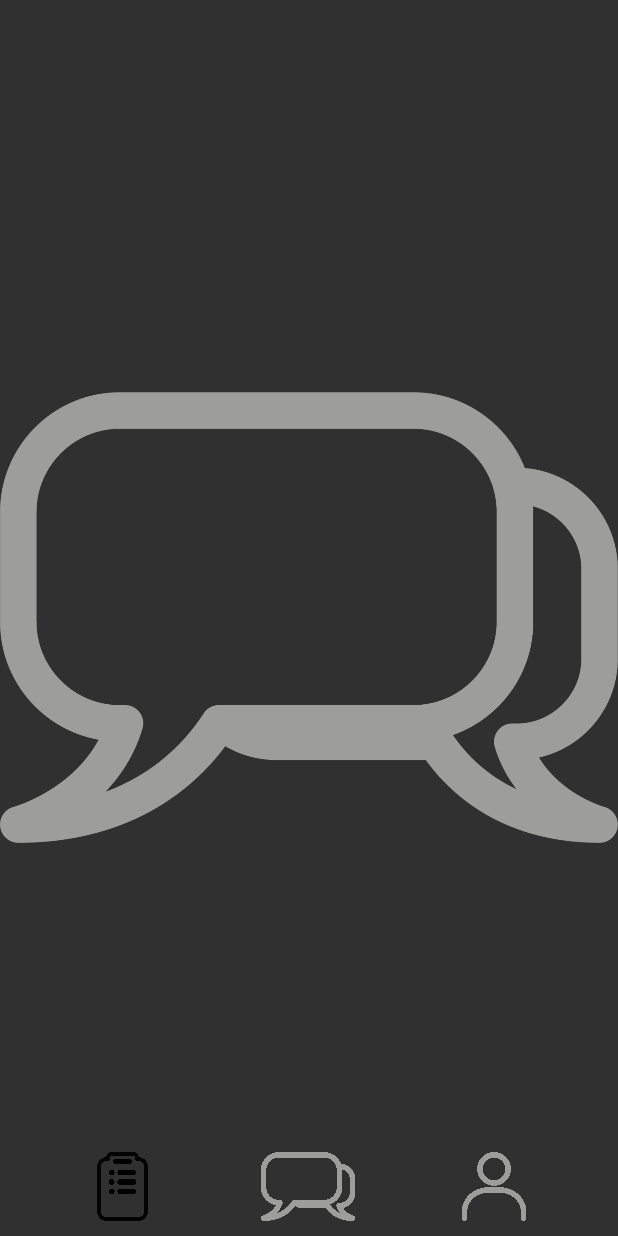
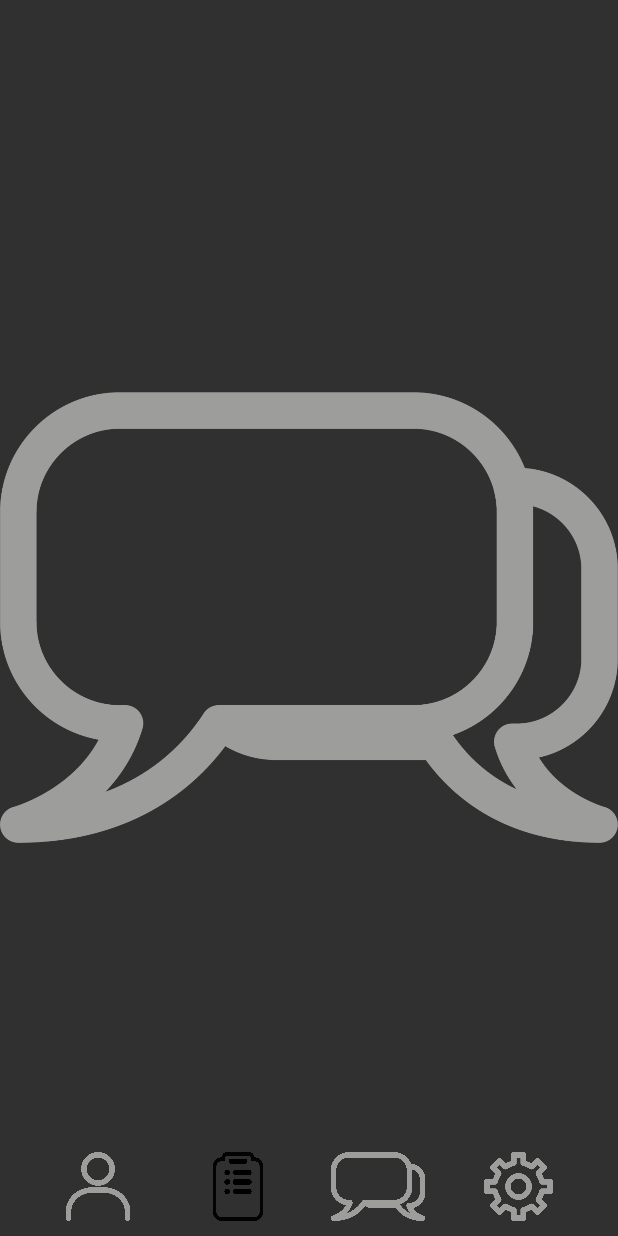
Before and after one commit to MinAstell/TeamProject_WorkTalk, an Android app: the Fragment screen opened directly, with no data from a screen before it, after a tap on an icon or button, on a phone screen of 412 x 824 dp. Run offline under Robolectric (Android 15) with nearby library versions, the phone set to English and light mode, and no system bars.

Commit message:
MKJ 4 update

```diff
--- a/app/src/main/java/com/bkm/worktalk/Join_Find.java
+++ b/app/src/main/java/com/bkm/worktalk/Join_Find.java
@@ -299,7 +299,7 @@ public class Join_Find extends AppCompatActivity {
                             if (task.isSuccessful()) {
                                 String uid = FirebaseAuth.getInstance().getCurrentUser().getUid();
 
-                                JoinDTO joinDTO = new JoinDTO(email, rePw, name, emp, hp, dept,job);
+                                JoinDTO joinDTO = new JoinDTO(email, rePw, name, emp, hp, dept, job);
 
                                 mDatabase.child(uid).setValue(joinDTO);
 
--- a/app/src/main/res/layout/activity_fragment.xml
+++ b/app/src/main/res/layout/activity_fragment.xml
@@ -36,7 +36,22 @@
         <LinearLayout
             android:layout_width="0dp"
             android:layout_height="match_parent"
-            android:layout_weight="30"
+            android:layout_weight="25"
+            android:orientation="vertical"
+            android:paddingVertical="10dp">
+
+            <ImageView
+                android:id="@+id/iv_users"
+                android:layout_width="match_parent"
+                android:layout_height="wrap_content"
+                android:scaleType="fitCenter"
+                app:srcCompat="@drawable/users" />
+        </LinearLayout>
+
+        <LinearLayout
+            android:layout_width="0dp"
+            android:layout_height="match_parent"
+            android:layout_weight="25"
             android:orientation="vertical"
             android:paddingVertical="10dp">
 
@@ -51,7 +66,7 @@
         <LinearLayout
             android:layout_width="0dp"
             android:layout_height="match_parent"
-            android:layout_weight="30"
+            android:layout_weight="25"
             android:orientation="vertical"
             android:paddingVertical="10dp">
 
@@ -66,7 +81,7 @@
         <LinearLayout
             android:layout_width="0dp"
             android:layout_height="match_parent"
-            android:layout_weight="30"
+            android:layout_weight="25"
             android:orientation="vertical"
             android:paddingVertical="10dp">
 
```
Also changed, not shown: app/src/main/java/com/bkm/worktalk/FragUsers.java (added, +19 -0 lines), app/src/main/res/layout/activity_frag_users.xml (added, +55 -0 lines), app/src/main/res/drawable/settings.png, app/src/main/res/drawable/users.png (added).
